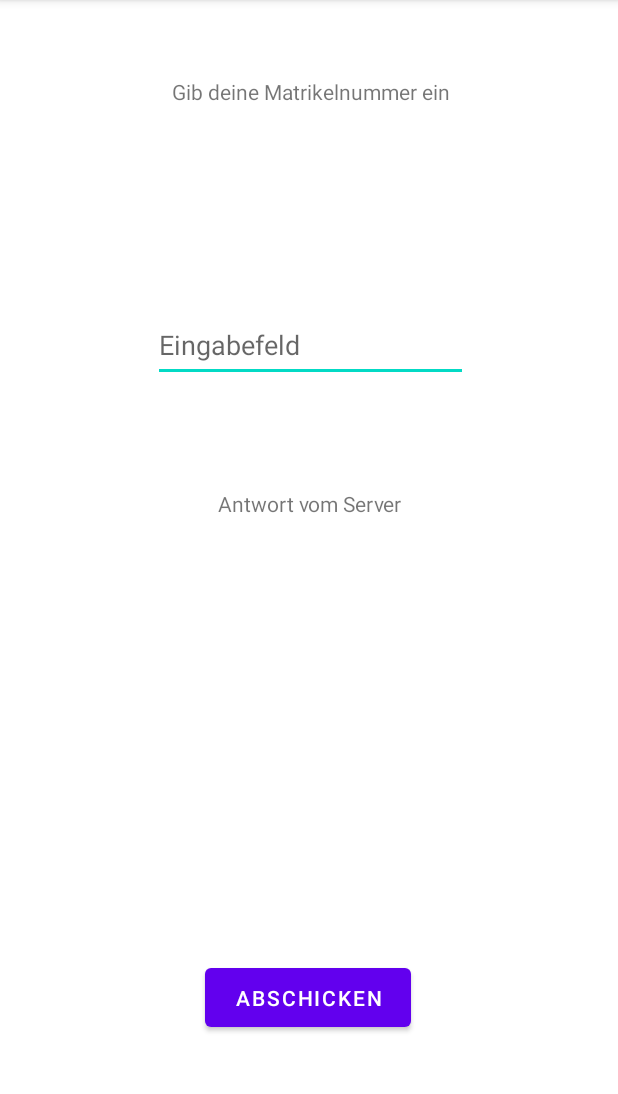
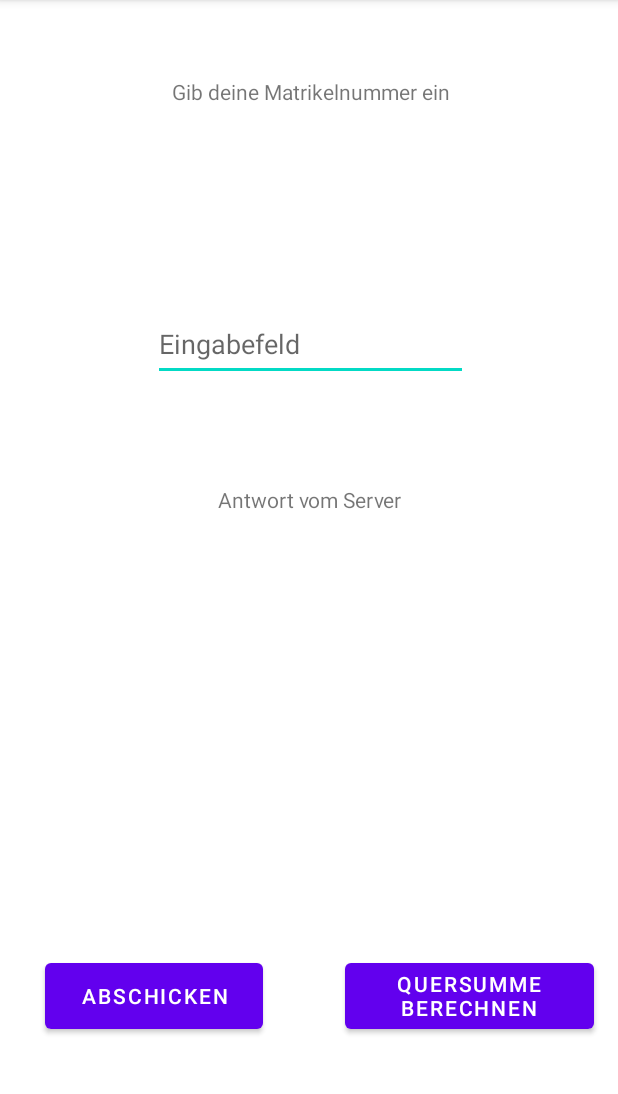
Before and after one commit to JulieL999/Einzelbeispiel-SE2, an Android app: the screen it shows after launch (MainActivity), on a phone screen of 412 x 824 dp, the part 84-1178 px from its top. Run offline under Robolectric (Android 15) with nearby library versions, the phone set to English and light mode, and no system bars.

Commit message:
"fertig!"

```diff
--- a/app/src/main/java/com/example/networktest/ClientThread.java
+++ b/app/src/main/java/com/example/networktest/ClientThread.java
@@ -4,12 +4,11 @@ import android.util.Log;
 import java.io.BufferedReader;
 import java.io.DataOutputStream;
 import java.io.InputStreamReader;
-import java.net.InetAddress;
 import java.net.Socket;
 
 public class ClientThread implements Runnable {
     private static final int SERVER_PORT = 53212;
-    private static final String SERVER_DOMAIN = "se2-isys.aau.at";
+    private static final String SERVER_IP = "143.205.174.165";
 
     private String matrNum;
     private String modifiedMatrNum;
@@ -22,7 +21,7 @@ public class ClientThread implements Runnable {
 
     public void run() {
         try {
-            Socket socket = new Socket("143.205.174.165", SERVER_PORT);
+            Socket socket = new Socket(SERVER_IP, SERVER_PORT);
             Log.i("info", "run method works");
             DataOutputStream outToServer = new DataOutputStream(socket.getOutputStream());
             BufferedReader inFromServer = new BufferedReader(new InputStreamReader(socket.getInputStream()));
--- a/app/src/main/res/layout/activity_main.xml
+++ b/app/src/main/res/layout/activity_main.xml
@@ -41,9 +41,9 @@
 
     <Button
         android:id="@+id/button"
-        android:layout_width="137dp"
-        android:layout_height="51dp"
-        android:layout_marginStart="136dp"
+        android:layout_width="145dp"
+        android:layout_height="56dp"
+        android:layout_marginStart="30dp"
         android:layout_marginTop="20dp"
         android:layout_marginEnd="138dp"
         android:layout_marginBottom="30dp"
@@ -53,7 +53,7 @@
         android:visibility="visible"
         app:layout_constraintBottom_toBottomOf="parent"
         app:layout_constraintEnd_toEndOf="parent"
-        app:layout_constraintHorizontal_bias="1.0"
+        app:layout_constraintHorizontal_bias="0.0"
         app:layout_constraintStart_toStartOf="parent"
         app:layout_constraintTop_toBottomOf="@+id/antwortServer"
         tools:visibility="visible" />
@@ -72,4 +72,19 @@
         app:layout_constraintStart_toStartOf="parent"
         app:layout_constraintTop_toBottomOf="@+id/matrNum" />
 
+    <Button
+        android:id="@+id/quersumme"
+        android:layout_width="166dp"
+        android:layout_height="56dp"
+        android:layout_marginStart="56dp"
+        android:layout_marginTop="20dp"
+        android:layout_marginEnd="30dp"
+        android:layout_marginBottom="30dp"
+        android:text="quersumme berechnen"
+        app:layout_constraintBottom_toBottomOf="parent"
+        app:layout_constraintEnd_toEndOf="parent"
+        app:layout_constraintHorizontal_bias="0.125"
+        app:layout_constraintStart_toEndOf="@+id/button"
+        app:layout_constraintTop_toBottomOf="@+id/antwortServer" />
+
 </androidx.constraintlayout.widget.ConstraintLayout>
```
Also changed, not shown: app/src/main/java/Abgabe.xml (+8 -0 lines), app/src/main/java/com/example/networktest/MainActivity.java (+21 -3 lines), app/src/main/java/com/example/networktest/MathOperations.java (+20 -1 lines).
